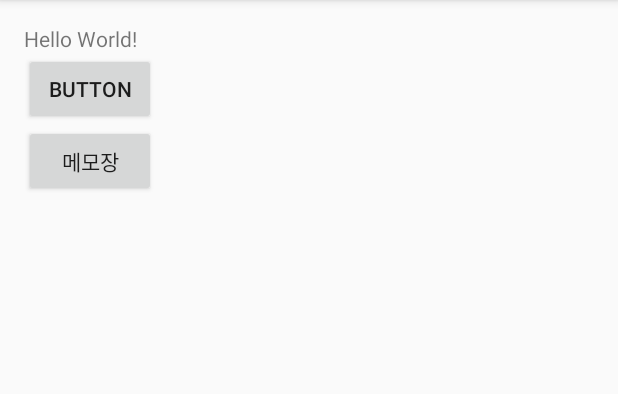
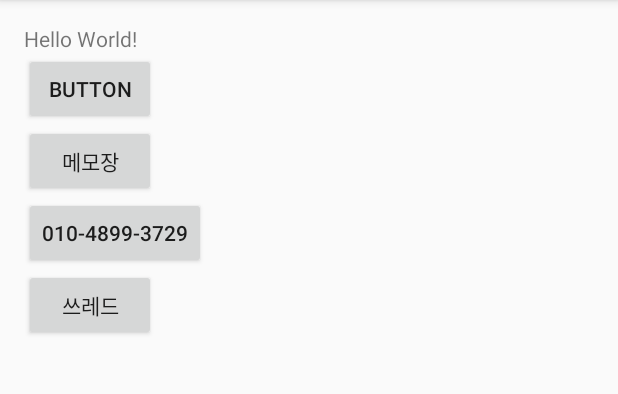
Before and after one commit to suwonsmartapp/VacationBae, an Android app: the screen it shows after launch (MainActivity), on a phone screen of 412 x 824 dp, the part 84-478 px from its top. Run offline under Robolectric (Android 15) with nearby library versions, the phone set to English and light mode, and no system bars.

```diff
--- a/app/src/main/res/layout/activity_main.xml
+++ b/app/src/main/res/layout/activity_main.xml
@@ -28,4 +28,16 @@
         android:layout_width="wrap_content"
         android:layout_height="wrap_content" />
 
+    <Button
+        android:id="@+id/call"
+        android:text="010-4899-3729"
+        android:layout_width="wrap_content"
+        android:layout_height="wrap_content" />
+
+    <Button
+        android:id="@+id/thread"
+        android:text="쓰레드"
+        android:layout_width="wrap_content"
+        android:layout_height="wrap_content" />
+
 </LinearLayout>
```
Also changed, not shown: app/src/main/java/com/team_coder/myapplication/MainActivity.java (+78 -0 lines).
